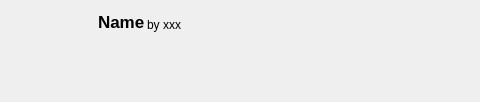
First picture: the form in src/ui/curseforge/curseforgemoditemwidget.ui, repository kaniol-lck/modmanager, before the edit; both pictures show x 0 to 480 and y 0 to 102 of the 722 by 102 pixel window.
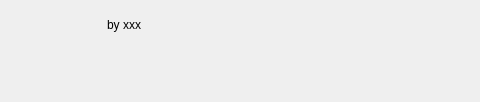
Second picture: the form after the edit. Icons and pictures are not drawn. Custom widgets are drawn as their Qt base class.

```diff
--- a/src/ui/curseforge/curseforgemoditemwidget.ui
+++ b/src/ui/curseforge/curseforgemoditemwidget.ui
@@ -160,19 +160,9 @@
            <height>28</height>
           </size>
          </property>
-         <property name="font">
-          <font>
-           <pointsize>13</pointsize>
-           <weight>75</weight>
-           <bold>true</bold>
-          </font>
-         </property>
          <property name="toolTip">
           <string notr="true"/>
          </property>
-         <property name="text">
-          <string>Name</string>
-         </property>
          <property name="alignment">
           <set>Qt::AlignBottom|Qt::AlignLeading|Qt::AlignLeft</set>
          </property>
```
